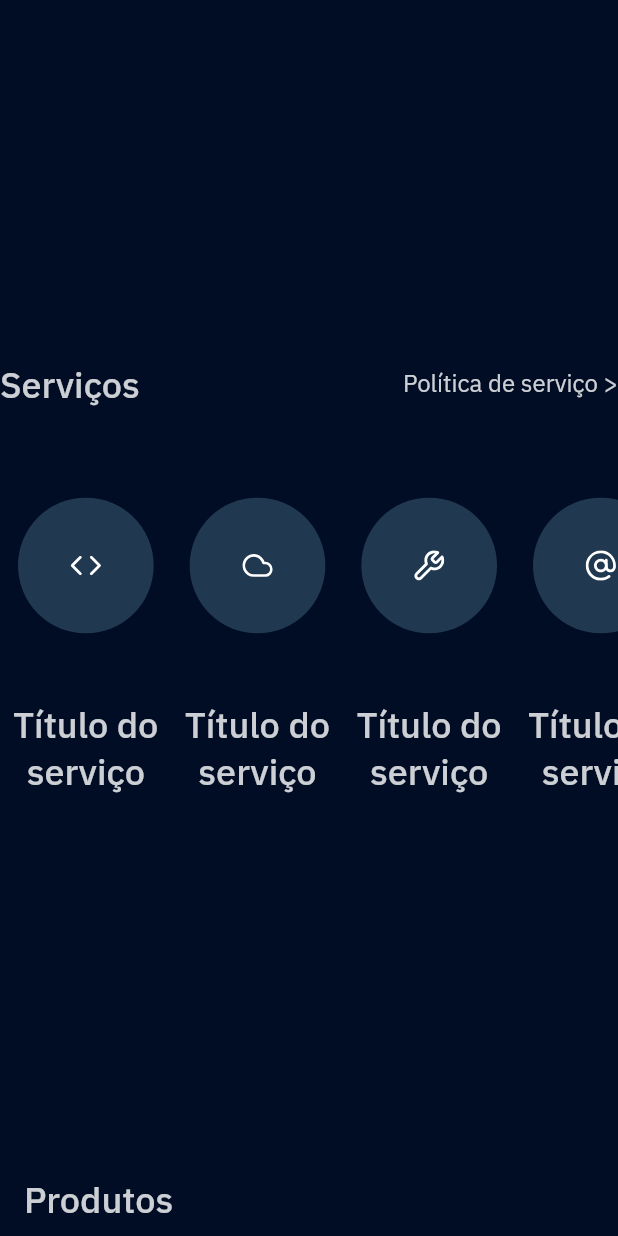
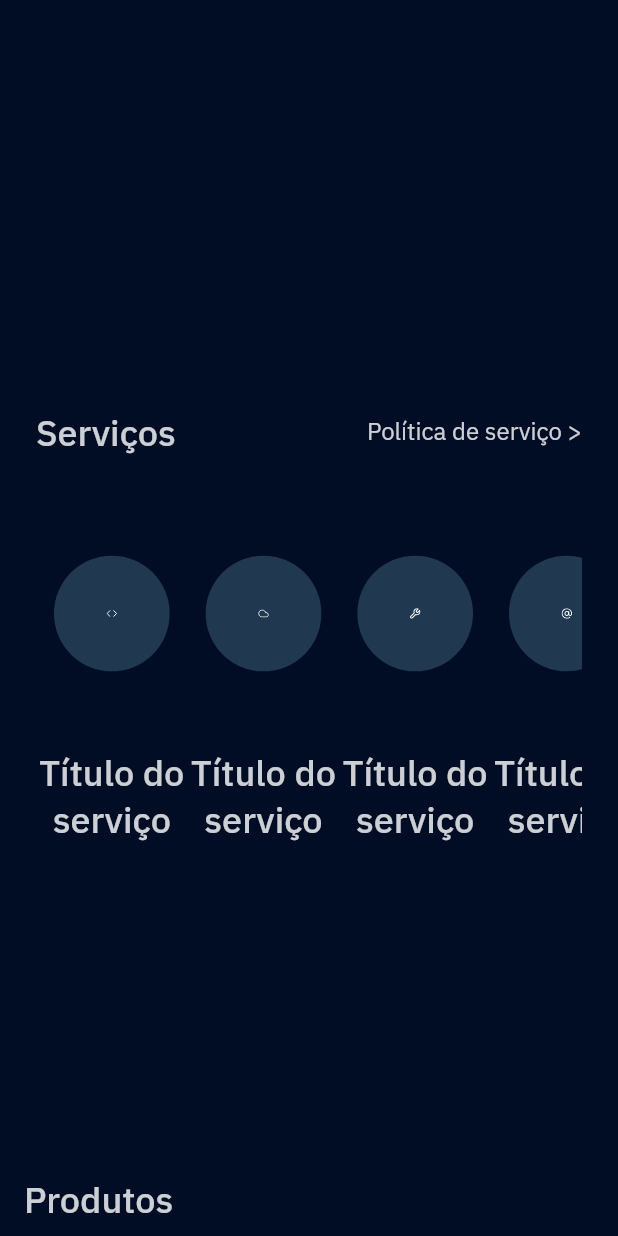
Before and after one commit to diegomors/speedup, a Flutter app: the screen it shows after launch, on a phone screen of 412 x 824 dp. Run offline on Flutter 3.47's test engine with Material 2 defaults, Android fonts, the phone set to English and light mode, and no system bars; our stand-ins replace expandable_page_view, flutter_svg.

Commit message:
correção do espaco lateral layout narrow

```diff
--- a/lib/modules/product/widgets/my_product_narrow.dart
+++ b/lib/modules/product/widgets/my_product_narrow.dart
@@ -58,7 +58,8 @@ class MyProductNarrow extends StatelessWidget {
       padding: const EdgeInsets.symmetric(horizontal: 17.5),
       child: Column(
         children: [
-          const Flexible(child: MyCarouselItem(
+          const Flexible(
+              child: MyCarouselItem(
             size: 162,
           )),
           const SizedBox(height: 24),
--- a/lib/modules/service/my_service_page.dart
+++ b/lib/modules/service/my_service_page.dart
@@ -16,7 +16,12 @@ class MyServicePage extends StatelessWidget {
       child: Column(
         children: [
           context.screenSize == ScreenSize.narrow
-              ? Column(
+              ? Padding(
+                  padding: const EdgeInsets.symmetric(
+                    horizontal: 24,
+                    vertical: 32,
+                  ),
+                  child: Column(
                     children: [
                       const MyServiceTitle(
                         title: 'inicio',
@@ -57,6 +62,7 @@ class MyServicePage extends StatelessWidget {
                         ),
                       ),
                     ],
+                  ),
                 )
               : Padding(
                   padding: const EdgeInsets.symmetric(horizontal: 32),
```
Lines whose indentation alone changed are shown as unchanged.
